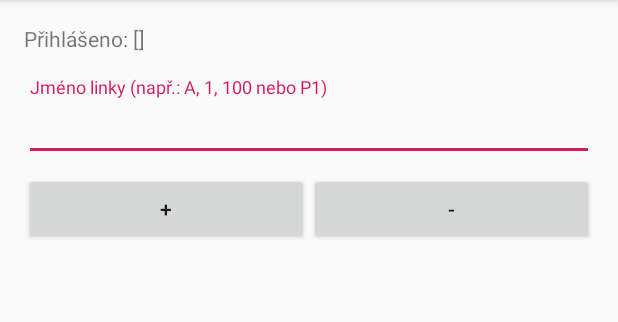
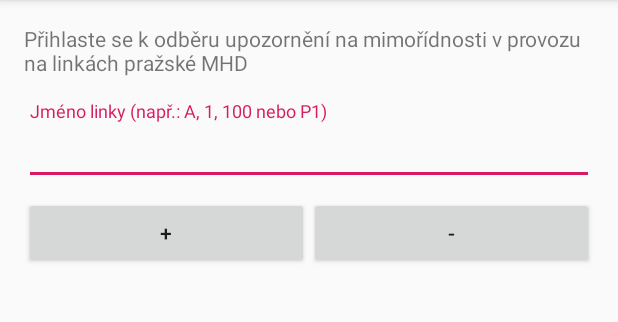
Before and after one commit to zdenda/Disruptions, an Android app: the screen it shows after launch (MainActivity), on a phone screen of 412 x 824 dp, the part 84-406 px from its top. Run offline under Robolectric (Android 15) with nearby library versions, the phone set to English and light mode, and no system bars.

Commit message:
change some texts in app

```diff
--- a/app/src/main/java/eu/zkkn/android/disruptions/MainActivity.kt
+++ b/app/src/main/java/eu/zkkn/android/disruptions/MainActivity.kt
@@ -39,7 +39,7 @@ class MainActivity : AppCompatActivity() {
         //TODO check play services
 
         btSubscribe.setOnClickListener {
-            val line = tiLine.editText?.text.toString()
+            val line = tiLine.editText?.text.toString().trim()
             FirebaseMessaging.getInstance().subscribeToTopic(topic(line))
                 .addOnCompleteListener { task ->
                     if (task.isSuccessful) {
@@ -55,7 +55,7 @@ class MainActivity : AppCompatActivity() {
         }
 
         btUnsubscribe.setOnClickListener {
-            val line = tiLine.editText?.text.toString()
+            val line = tiLine.editText?.text.toString().trim()
             FirebaseMessaging.getInstance().unsubscribeFromTopic(topic(line))
                 .addOnCompleteListener { task ->
                     if (task.isSuccessful) {
@@ -73,7 +73,12 @@ class MainActivity : AppCompatActivity() {
     }
 
     private fun refreshSubscriptions() {
-        tvChannels.text = "Přihlášeno: ${Preferences.getTopics(this).sorted()}"
+        val topics = Preferences.getTopics(this)
+        tvChannels.text = if (topics.isEmpty()) {
+            "Přihlaste se k odběru upozornění na mimořídnosti v provozu na linkách pražské MHD"
+        } else {
+            "Přihlášeno: ${topics.joinToString()}"
+        }
     }
 
     private fun topic(line: String): String {
```
